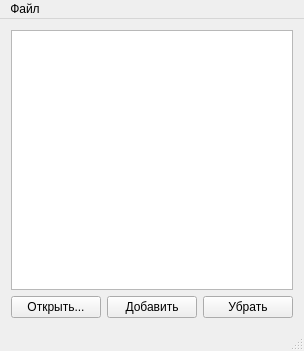
Before: the Qt Designer form Lithium/lithium.ui in GSA05/Lithium, drawn with Qt 5.
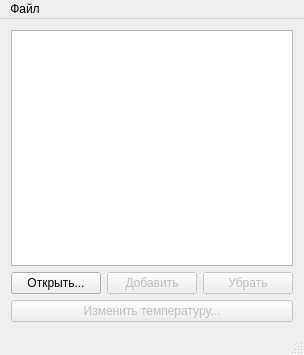
After: the same form once the commit is applied.

What changed in the file:
```diff
--- a/Lithium/lithium.ui
+++ b/Lithium/lithium.ui
@@ -7,7 +7,7 @@
     <x>0</x>
     <y>0</y>
     <width>304</width>
-    <height>351</height>
+    <height>355</height>
    </rect>
   </property>
   <property name="windowTitle">
@@ -19,6 +19,8 @@
      <widget class="QListView" name="listView"/>
     </item>
     <item>
+     <layout class="QVBoxLayout" name="verticalLayout">
+      <item>
      <layout class="QHBoxLayout" name="horizontalLayout">
       <item>
        <widget class="QPushButton" name="openButton">
@@ -29,6 +31,9 @@
       </item>
       <item>
        <widget class="QPushButton" name="addButton">
+          <property name="enabled">
+           <bool>false</bool>
+          </property>
         <property name="text">
          <string>Добавить</string>
         </property>
@@ -36,10 +41,29 @@
       </item>
       <item>
        <widget class="QPushButton" name="removeButton">
+          <property name="enabled">
+           <bool>false</bool>
+          </property>
         <property name="text">
          <string>Убрать</string>
         </property>
        </widget>
+        </item>
+       </layout>
+      </item>
+      <item>
+       <layout class="QHBoxLayout" name="horizontalLayout_2">
+        <item>
+         <widget class="QPushButton" name="tempButton">
+          <property name="enabled">
+           <bool>false</bool>
+          </property>
+          <property name="text">
+           <string>Изменить температуру...</string>
+          </property>
+         </widget>
+        </item>
+       </layout>
       </item>
      </layout>
     </item>
```
Lines whose indentation alone changed are shown as unchanged.
